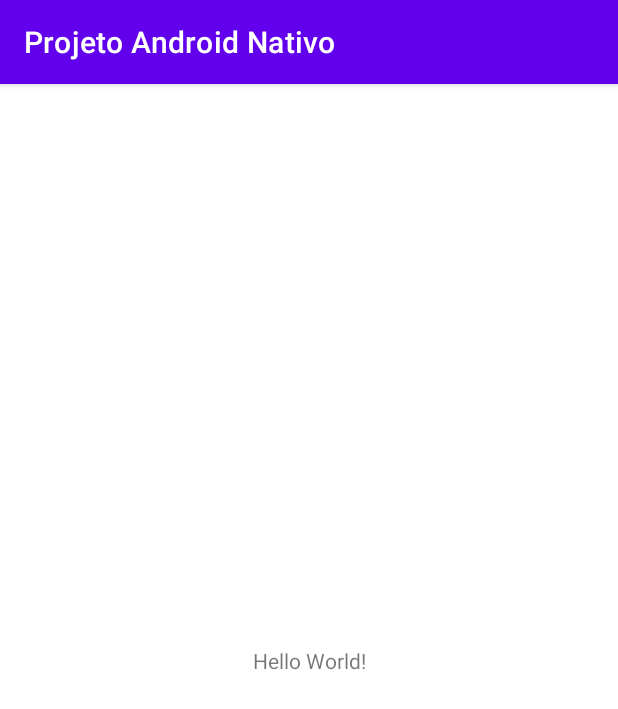
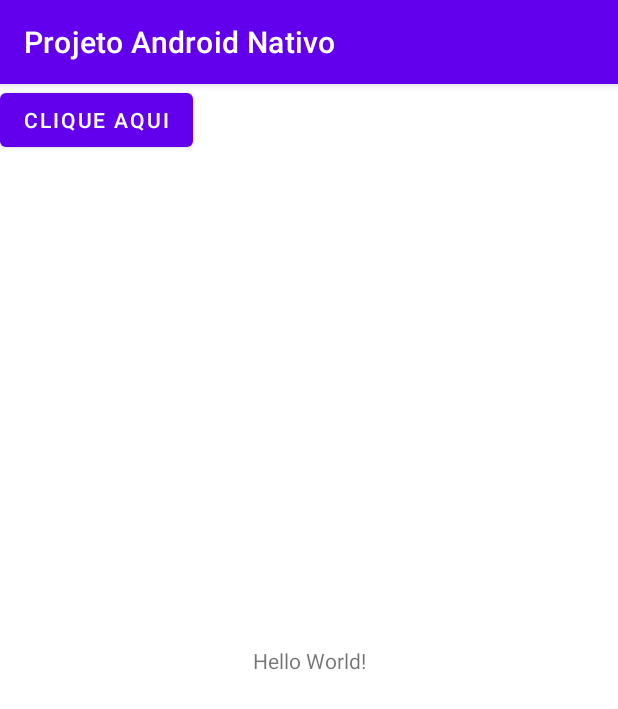
Before and after one commit to joaocardosoit/Android-Project-ULHT-MC20-21, an Android app: the screen it shows after launch (MainActivity), on a phone screen of 412 x 824 dp. Shown: the top 709 px of the screen. Run offline under Robolectric (Android 15) with nearby library versions, the phone set to English and light mode, and no system bars; libraries missing offline, so code that uses them is left out: pt.ulusofona.deisi.

```diff
--- a/app/build.gradle
+++ b/app/build.gradle
@@ -1,6 +1,7 @@
 plugins {
     id 'com.android.application'
     id 'kotlin-android'
+    id 'kotlin-android-extensions'
 }
 
 android {
@@ -33,7 +34,7 @@ android {
 }
 
 dependencies {
-
+    implementation 'com.android.support:recyclerview-v7:28.0.0'
     implementation "org.jetbrains.kotlin:kotlin-stdlib:$kotlin_version"
     implementation 'androidx.core:core-ktx:1.3.2'
     implementation 'androidx.appcompat:appcompat:1.2.0'
--- a/app/src/main/AndroidManifest.xml
+++ b/app/src/main/AndroidManifest.xml
@@ -9,7 +9,8 @@
         android:roundIcon="@mipmap/ic_launcher_round"
         android:supportsRtl="true"
         android:theme="@style/Theme.Projeto">
-        <activity android:name="pt.ulusofona.deisi.a2020.cm.g2.MainActivity">
+        <activity android:name=".ListaActivity"/>
+        <activity android:name=".MainActivity">
             <intent-filter>
                 <action android:name="android.intent.action.MAIN" />
 
--- a/app/src/main/java/pt/ulusofona/deisi/a2020/cm/g2/MainActivity.kt
+++ b/app/src/main/java/pt/ulusofona/deisi/a2020/cm/g2/MainActivity.kt
@@ -1,11 +1,34 @@
 package pt.ulusofona.deisi.a2020.cm.g2
 
+import android.app.ListActivity
+import android.content.Intent
 import androidx.appcompat.app.AppCompatActivity
 import android.os.Bundle
+import kotlinx.android.synthetic.main.activity_main.*
 
 class MainActivity : AppCompatActivity() {
     override fun onCreate(savedInstanceState: Bundle?) {
         super.onCreate(savedInstanceState)
         setContentView(R.layout.activity_main)
     }
+
+    override fun onStart() {
+        super.onStart()
+        botao.setOnClickListener{
+            startActivity(Intent(this, ListaActivity::class.java))
+            finish()
+        }
+    }
+
+    override fun onResume() {
+        super.onResume()
+    }
+
+    override fun onRestart() {
+        super.onRestart()
+    }
+
+    override fun onDestroy() {
+        super.onDestroy()
+    }
 }
--- /dev/null
+++ b/app/src/main/java/pt/ulusofona/deisi/a2020/cm/g2/Teste.kt
@@ -0,0 +1,4 @@
+package pt.ulusofona.deisi.a2020.cm.g2
+
+class Teste(val estado: Boolean, val resultado: String) {
+}
--- a/app/src/main/res/layout/activity_main.xml
+++ b/app/src/main/res/layout/activity_main.xml
@@ -15,4 +15,13 @@
         app:layout_constraintRight_toRightOf="parent"
         app:layout_constraintTop_toTopOf="parent" />
 
+    <Button
+        android:id="@+id/botao"
+        android:layout_width="wrap_content"
+        android:layout_height="wrap_content"
+        android:text="Clique aqui"
+        android:orientation="vertical"
+        android:gravity="center"
+        tools:ignore="MissingConstraints" />
+
 </androidx.constraintlayout.widget.ConstraintLayout>
```
Also changed, not shown: app/src/main/java/pt/ulusofona/deisi/a2020/cm/g2/ListaAdapter.kt (added, +26 -0 lines), app/src/main/res/layout/item_lista.xml (added, +13 -0 lines), gradle/wrapper/gradle-wrapper.properties.
